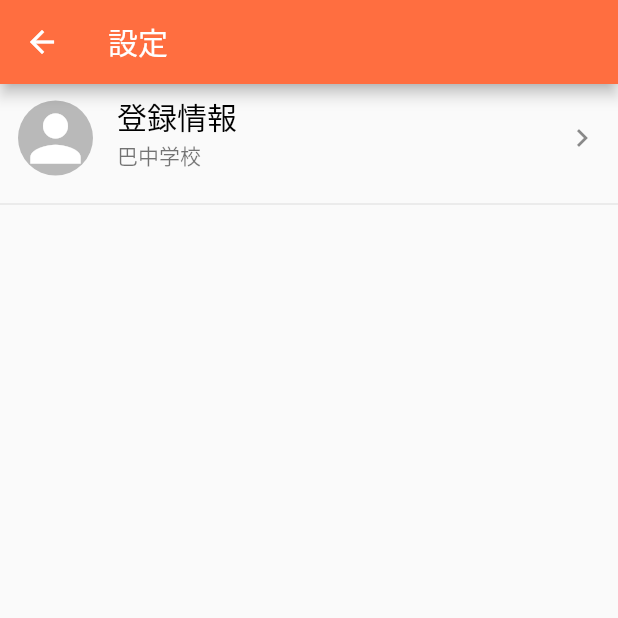
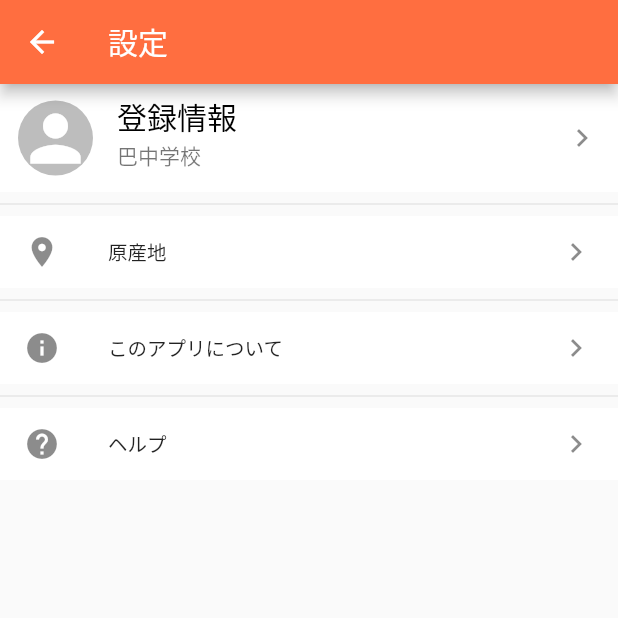
Before and after one commit to kohei753/Kohei, a Flutter app: the Setting screen opened directly, on a phone screen of 412 x 824 dp, the top half of it. Run offline on Flutter 3.47's test engine with Material 2 defaults, Android fonts, the phone set to English and light mode, and no system bars; our stand-ins replace flutter_calendar_carousel; generated files the repository leaves out were written again.

Commit message:
[add]設定画面の各遷移先へのリストを追加

```diff
--- a/lib/screen/home.dart
+++ b/lib/screen/home.dart
@@ -51,7 +51,7 @@ class _HomeState extends State<Home> {
     });
   }
 
-  void _handleSetting() {
+  void handleToSetting() {
     // 設定画面へ
     Navigator.push(
         context,
@@ -71,7 +71,7 @@ class _HomeState extends State<Home> {
           // 設定ボタン
           IconButton(
             icon: Icon(Icons.settings),
-            onPressed: _handleSetting, // 設定画面に遷移
+            onPressed: handleToSetting, // 設定画面に遷移
           ),
         ],
       ),
--- a/lib/screen/setting.dart
+++ b/lib/screen/setting.dart
@@ -1,26 +1,89 @@
 import 'package:flutter/material.dart'; // マテリアルデザインしようぜのやーつ
 
-import 'package:sample/data/menu.dart' as menu;
-import 'package:sample/data/child.dart' as child;
+import 'package:sample/data/menu.dart';
+import 'package:sample/data/child.dart';
+import 'home.dart';
+import 'origin.dart';
+import 'information.dart';
+import 'help.dart';
 
 /* 設定画面 */
 class Setting extends StatefulWidget {
+  final Child child;
+  Setting({Key key, this.child}) : super(key: key);
+
   @override
   _SettingState createState() => _SettingState();
 }
 
 class _SettingState extends State<Setting> {
-  /* 表示するリスト */
-  final List<Widget> _itemList = [
-    ListTile(
+  Child child;
+
+  /* 各遷移先へのキー＆表示 */
+  static const String origin = '原産地';
+  static const String info = 'このアプリについて';
+  static const String help = 'ヘルプ';
+
+  List<Widget> _itemList = []; // 表示するリスト
+
+  @override
+  void initState() {
+    super.initState();
+    child = widget.child;
+
+    _itemList = [
+      _buildEntryTile(),  // 登録情報
+      _buildTile(origin, Icon(Icons.location_on)),  // 原産地
+      _buildTile(info, Icon(Icons.info)), // インフォ
+      _buildTile(help, Icon(Icons.help)), // ヘルプ
+    ];
+  }
+
+  /* リストタイルの遷移先への遷移 */
+  void handleToKey(String title) {
+    Navigator.push(
+      context,
+      MaterialPageRoute(
+        settings: RouteSettings(name: '/$title'),
+        builder: (BuildContext context) => nextWidget(title), // 遷移先をtitleによって変える
+      ),
+    );
+  }
+
+  /* 遷移先を判定 */
+  Widget nextWidget(String title) {
+    switch (title) {
+      // 原産地画面へ
+      case origin:
+        return Origin();
+        break;
+      // インフォメーション画面へ
+      case info:
+        return Information();
+        break;
+      // ヘルプ画面へ
+      case help:
+        return Help();
+        break;
+      // 何らかのエラーの場合はホームに戻る
+      default:
+        return Home();
+    }
+  }
+
+  /* 登録情報タイル生成 */
+  Widget _buildEntryTile() {
+    return Container(
+      color: Colors.white,
+      child: ListTile(
         contentPadding: EdgeInsets.symmetric(horizontal: 12.0),
         leading: Container(
-        child: Icon(
+          child: Icon(  // 人のアイコン
             Icons.person,
             size: 50,
             color: Colors.white,
           ),
-        decoration: BoxDecoration(
+          decoration: BoxDecoration(  // アイコン丸で囲みたかった
             shape: BoxShape.circle,
             color: Colors.black26,
           ),
@@ -33,11 +96,26 @@ class _SettingState extends State<Setting> {
           ),
         ),
         subtitle: Text('巴中学校'),
-      trailing: Icon(Icons.keyboard_arrow_right),
+        trailing: Icon(Icons.keyboard_arrow_right), // 右端の矢印
         onTap: () {},
       ),
-    ListTile(),
-  ];
+    );
+  }
+
+  /* 登録情報以外のタイルの生成
+   * 汎用的なリスト表示でコードの重複を避ける */
+  Widget _buildTile(String title, Icon icon) {
+    return Container(
+      color: Colors.white,
+      child: ListTile(
+        leading: icon,
+        title: Text(title),
+        trailing: Icon(Icons.keyboard_arrow_right),
+        onTap: () => handleToKey(title),  // 各画面への遷移
+        dense: true,  // 余白を詰める
+      ),
+    );
+  }
 
   /* ボディのリスト生成 */
   Widget _buildBodyList() {
```
Also changed, not shown: lib/screen/help.dart (added, +17 -0 lines), lib/screen/information.dart (+5 -3 lines), lib/screen/origin.dart (added, +17 -0 lines). Lines whose indentation alone changed are shown as unchanged.
